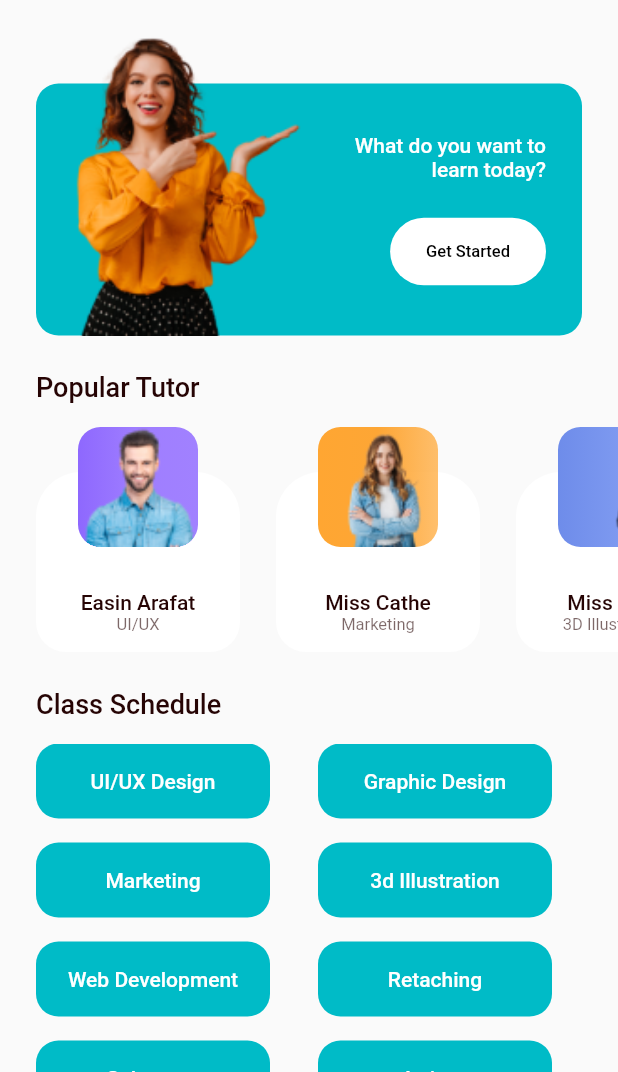
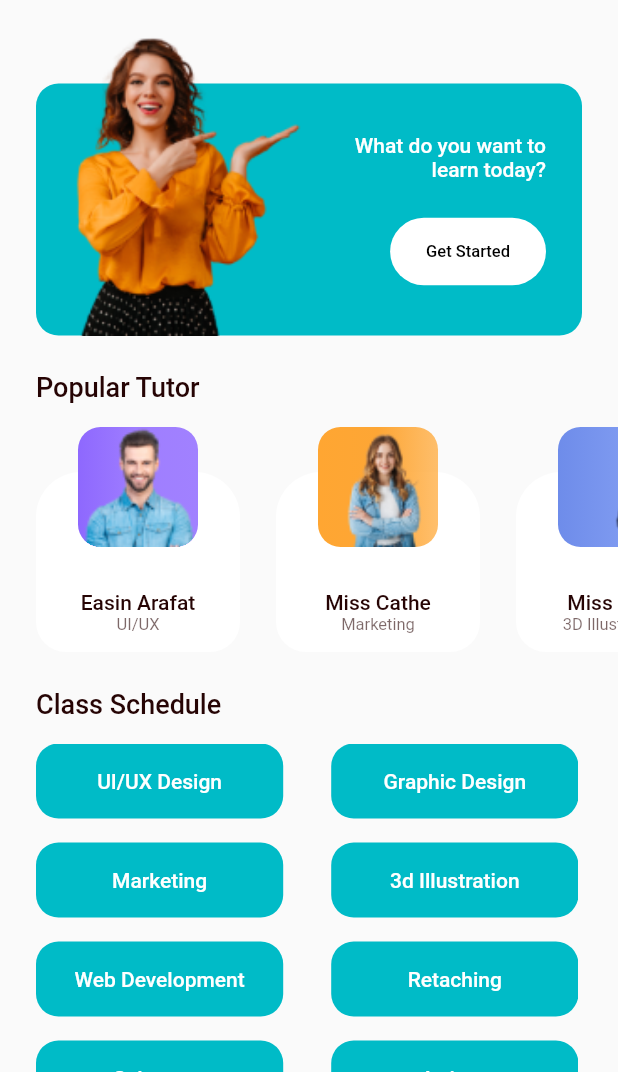
Before and after one commit to romofel/flutter-ui_practice-online_school, a Flutter app: the screen it shows after launch, on a phone screen of 412 x 824 dp, the part 164-1236 px from its top. Run offline on Flutter 3.47's test engine with Material 2 defaults, Android fonts, the phone set to English and light mode, and no system bars; our stand-ins replace google_fonts.

Commit message:
Use mediaquery to set the width value for the classes

```diff
--- a/lib/screens/home_screen.dart
+++ b/lib/screens/home_screen.dart
@@ -42,8 +42,10 @@ class HomeScreen extends StatelessWidget {
                     runSpacing: 16,
                     children: classes.map<Container>((String availableClass) {
                       return Container(
-                        width: 156,
+                        width: MediaQuery.of(context).size.width * .4,
                         height: 50,
+                        padding: const EdgeInsets.symmetric(
+                            horizontal: 8, vertical: 2),
                         alignment: AlignmentDirectional.center,
                         decoration: BoxDecoration(
                           color: const Color(0xff00BBC7),
```
